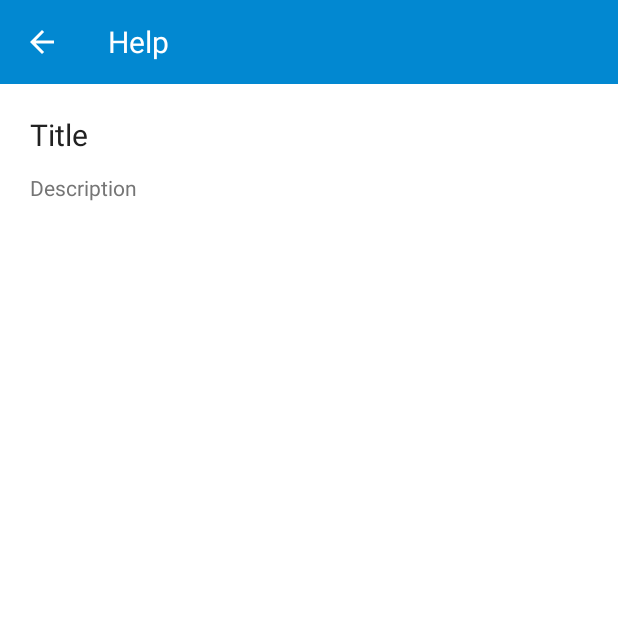
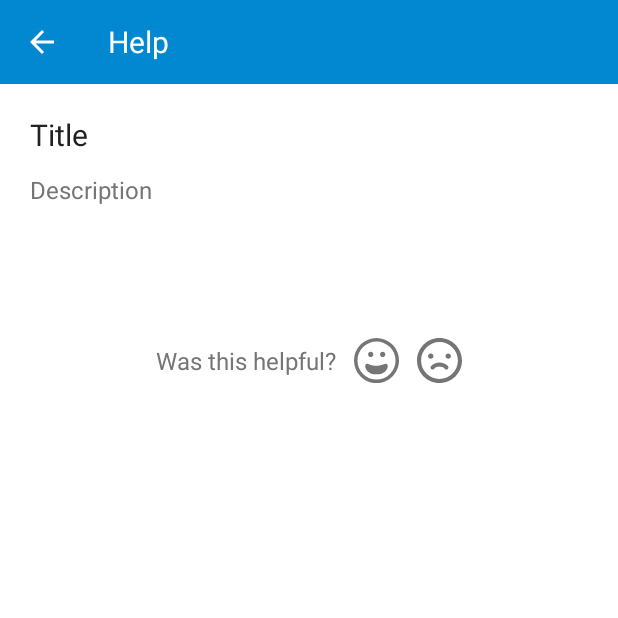
Before and after one commit to Sendyers/mara_help, an Android app: the ArticleView screen opened directly, with no data from a screen before it, on a phone screen of 412 x 824 dp, the top half of it. Run offline under Robolectric (Android 15) with nearby library versions, the phone set to English and light mode, and no system bars; network calls fail; 6 statements that could not run were skipped.

Commit message:
Forms and Feedback
Add forms and feedback

Signed-off-by: Ian Wambai <ianwambai@gmail.com>

```diff
--- a/app/src/main/java/com/sendyit/selfhelp/activities/ArticleView.java
+++ b/app/src/main/java/com/sendyit/selfhelp/activities/ArticleView.java
@@ -14,6 +14,8 @@ import android.text.method.LinkMovementMethod;
 import android.text.style.ClickableSpan;
 import android.view.MenuItem;
 import android.view.View;
+import android.widget.Button;
+import android.widget.EditText;
 import android.widget.LinearLayout;
 import android.widget.TextView;
 
@@ -26,8 +28,13 @@ import org.json.JSONObject;
 
 public class ArticleView extends AppCompatActivity {
 
-    private TextView tvTitle, tvDescription;
-    private LinearLayout llActions;
+    private static int RESPONSE_TYPE_NONE = 0;
+    private static int RESPONSE_TYPE_ACTION = 1;
+    private static int RESPONSE_TYPE_FORM = 2;
+
+    private TextView tvTitle, tvDescription, tvFormTitle, tvFormDescription;
+    private Button bSubmit;
+    private LinearLayout llActions, llForm;
 
     @Override
     protected void onCreate(@Nullable Bundle savedInstanceState) {
@@ -43,6 +50,10 @@ public class ArticleView extends AppCompatActivity {
         tvTitle = (TextView) findViewById(R.id.tvTitle);
         tvDescription = (TextView) findViewById(R.id.tvDescription);
         llActions = (LinearLayout) findViewById(R.id.llActions);
+        llForm = (LinearLayout) findViewById(R.id.llForm);
+        tvFormTitle = (TextView) findViewById(R.id.tvFormTitle);
+        tvFormDescription = (TextView) findViewById(R.id.tvFormDescription);
+        bSubmit = (Button) findViewById(R.id.bSubmit);
     }
 
     private void getData() {
@@ -61,6 +72,23 @@ public class ArticleView extends AppCompatActivity {
             tvDescription.setText(article.getString("description"));
 
             JSONArray actions = article.getJSONArray("actions");
+            JSONObject form = article.getJSONObject("form");
+            int responseType = article.getInt("responseType");
+
+            if (responseType == RESPONSE_TYPE_ACTION) {
+                processActions(actions);
+            } else if (responseType == RESPONSE_TYPE_FORM) {
+                processForm(form);
+            }
+        } catch (JSONException e) {
+            e.printStackTrace();
+        }
+    }
+
+    private void processActions(JSONArray actions) {
+        try {
+            llActions.setVisibility(View.VISIBLE);
+
             for (int i = 0; i < actions.length(); i++) {
                 final JSONObject action = actions.getJSONObject(i);
 
@@ -77,7 +105,7 @@ public class ArticleView extends AppCompatActivity {
                             Intent i = new Intent(Intent.ACTION_VIEW);
                             i.setData(Uri.parse(action.getString("actionUrl")));
                             startActivity(i);
-                        } catch (JSONException e) {
+                        } catch (Exception e) {
                             e.printStackTrace();
                         }
                     }
@@ -105,6 +133,37 @@ public class ArticleView extends AppCompatActivity {
         }
     }
 
+    private void processForm(JSONObject form) {
+        try {
+            llForm.setVisibility(View.VISIBLE);
+            bSubmit.setVisibility(View.VISIBLE);
+
+            String title = form.getString("formTitle");
+            String description = form.getString("formDescription");
+            String submitText = form.getString("submitText");
+
+            JSONArray fields = form.getJSONArray("fields");
+
+            for (int i = 0; i < fields.length(); i++) {
+                final JSONObject field = fields.getJSONObject(i);
+
+                EditText editText = new EditText(ArticleView.this);
+                editText.setId((int) System.currentTimeMillis());
+                editText.setHint(field.getString("fieldText"));
+                editText.setHintTextColor(ContextCompat.getColor(getApplicationContext(), R.color.colorSecondaryText));
+                editText.setTextColor(ContextCompat.getColor(getApplicationContext(), R.color.colorPrimaryText));
+                LinearLayout.LayoutParams layoutParams = new LinearLayout.LayoutParams(LinearLayout.LayoutParams.MATCH_PARENT, LinearLayout.LayoutParams.WRAP_CONTENT);
+                llForm.addView(editText, layoutParams);
+            }
+
+            tvFormTitle.setText(title);
+            tvFormDescription.setText(description);
+            bSubmit.setText(submitText);
+        } catch (JSONException e) {
+            e.printStackTrace();
+        }
+    }
+
     @Override
     public boolean onOptionsItemSelected(MenuItem item) {
         switch (item.getItemId()) {
--- /dev/null
+++ b/app/src/main/res/drawable/ic_no.xml
@@ -0,0 +1,7 @@
+<vector android:height="24dp" android:viewportHeight="330.0"
+    android:viewportWidth="330.0" android:width="24dp" xmlns:android="http://schemas.android.com/apk/res/android">
+    <path android:fillColor="#FF000000" android:pathData="M165,0C74,0 0,74 0,165s74,165 165,165c91,0 165,-74 165,-165S256,0 165,0zM165,300C90.6,300 30,239.4 30,165S90.6,30 165,30c74.4,0 135,60.6 135,135S239.4,300 165,300z"/>
+    <path android:fillColor="#FF000000" android:pathData="M165,179.8C165,179.8 165,179.8 165,179.8c-23.2,0 -45.1,9.1 -61.5,25.5c-5.9,5.9 -5.9,15.4 0,21.2c2.9,2.9 6.8,4.4 10.6,4.4s7.7,-1.5 10.6,-4.4c10.8,-10.8 25.1,-16.7 40.3,-16.7c15.2,0 29.5,5.9 40.3,16.7c5.9,5.9 15.4,5.9 21.2,0c5.9,-5.9 5.9,-15.4 0,-21.2C210.1,188.9 188.2,179.8 165,179.8z"/>
+    <path android:fillColor="#FF000000" android:pathData="M115.1,147.1c3.7,-3.7 5.9,-8.9 5.9,-14.1s-2.1,-10.4 -5.9,-14.1C111.4,115.1 106.3,113 101,113c-5.3,0 -10.4,2.1 -14.1,5.9C83.1,122.6 81,127.7 81,133s2.1,10.4 5.9,14.1c3.7,3.7 8.9,5.9 14.1,5.9C106.3,153 111.4,150.9 115.1,147.1z"/>
+    <path android:fillColor="#FF000000" android:pathData="M229,113c-5.3,0 -10.4,2.1 -14.1,5.9C211.1,122.6 209,127.7 209,133s2.1,10.4 5.9,14.1c3.7,3.7 8.9,5.9 14.1,5.9c5.3,0 10.4,-2.1 14.1,-5.9c3.7,-3.7 5.9,-8.9 5.9,-14.1s-2.1,-10.4 -5.9,-14.1C239.4,115.1 234.3,113 229,113z"/>
+</vector>
--- /dev/null
+++ b/app/src/main/res/drawable/ic_yes.xml
@@ -0,0 +1,4 @@
+<vector android:height="24dp" android:viewportHeight="106.059"
+    android:viewportWidth="106.059" android:width="24dp" xmlns:android="http://schemas.android.com/apk/res/android">
+    <path android:fillColor="#FF000000" android:pathData="M90.54,90.54c20.69,-20.68 20.68,-54.34 0,-75.02C69.86,-5.17 36.2,-5.17 15.52,15.51C-5.17,36.2 -5.17,69.86 15.52,90.55C36.2,111.23 69.86,111.23 90.54,90.54zM21.3,21.3C38.8,3.81 67.26,3.81 84.76,21.3c17.49,17.49 17.49,45.96 -0,63.46c-17.49,17.49 -45.96,17.5 -63.46,0C3.8,67.26 3.81,38.79 21.3,21.3zM27,69.86c0,0 -2.96,-11.44 6.7,-8.87c0,0 17.14,9.3 38.65,0c9.66,-2.56 6.7,8.87 6.7,8.87c-5.52,16.96 -26.03,15.58 -26.03,15.58S32.52,86.82 27,69.86zM33.24,38.67c0,-3.42 2.78,-6.2 6.2,-6.2c3.42,0 6.2,2.78 6.2,6.2c0,3.43 -2.78,6.2 -6.2,6.2C36.02,44.87 33.24,42.1 33.24,38.67zM61.36,38.67c0,-3.42 2.78,-6.2 6.2,-6.2c3.42,0 6.2,2.78 6.2,6.2c0,3.43 -2.78,6.2 -6.2,6.2S61.36,42.1 61.36,38.67z"/>
+</vector>
--- a/app/src/main/res/layout/article_view.xml
+++ b/app/src/main/res/layout/article_view.xml
@@ -58,7 +58,7 @@
                 android:layout_height="wrap_content"
                 android:text="Description"
                 android:textColor="@color/colorSecondaryText"
-                android:textSize="14sp" />
+                android:textSize="16sp" />
         </LinearLayout>
     </ScrollView>
 
@@ -70,5 +70,92 @@
         android:orientation="vertical"
         android:paddingBottom="20dp"
         android:paddingLeft="20dp"
-        android:paddingRight="20dp" />
+        android:paddingRight="20dp"
+        android:visibility="gone" />
+
+    <LinearLayout
+        android:id="@+id/llForm"
+        android:layout_width="match_parent"
+        android:layout_height="wrap_content"
+        android:layout_below="@id/llActions"
+        android:orientation="vertical"
+        android:paddingBottom="20dp"
+        android:paddingLeft="20dp"
+        android:paddingRight="20dp"
+        android:visibility="gone">
+
+        <TextView
+            android:id="@+id/tvFormTitle"
+            android:layout_width="wrap_content"
+            android:layout_height="wrap_content"
+            android:layout_marginBottom="8dp"
+            android:text="Title"
+            android:textColor="@color/colorPrimaryText"
+            android:textSize="16sp" />
+
+        <TextView
+            android:id="@+id/tvFormDescription"
+            android:layout_width="wrap_content"
+            android:layout_height="wrap_content"
+            android:layout_marginBottom="12dp"
+            android:text="Description"
+            android:textColor="@color/colorSecondaryText"
+            android:textSize="16sp" />
+
+        <LinearLayout
+            android:id="@+id/llFields"
+            android:layout_width="match_parent"
+            android:layout_height="wrap_content"
+            android:orientation="vertical" />
+    </LinearLayout>
+
+    <Button
+        android:id="@+id/bSubmit"
+        android:layout_width="wrap_content"
+        android:layout_height="wrap_content"
+        android:layout_alignParentRight="true"
+        android:layout_below="@id/llForm"
+        android:layout_marginBottom="4dp"
+        android:layout_marginLeft="4dp"
+        android:layout_marginRight="36dp"
+        android:layout_marginTop="4dp"
+        android:background="@color/colorPrimary"
+        android:text="Submit"
+        android:textColor="@color/colorWhite"
+        android:textSize="16sp"
+        android:visibility="gone" />
+
+    <LinearLayout
+        android:layout_width="wrap_content"
+        android:layout_height="wrap_content"
+        android:layout_below="@id/bSubmit"
+        android:layout_centerHorizontal="true"
+        android:layout_marginTop="48dp"
+        android:gravity="center"
+        android:orientation="horizontal"
+        android:padding="20dp">
+
+        <TextView
+            android:layout_width="wrap_content"
+            android:layout_height="wrap_content"
+            android:layout_marginRight="12dp"
+            android:text="Was this helpful?"
+            android:textColor="@color/colorSecondaryText"
+            android:textSize="16sp" />
+
+        <ImageView
+            android:id="@+id/ivYes"
+            android:layout_width="30dp"
+            android:layout_height="30dp"
+            android:layout_marginRight="12dp"
+            android:src="@drawable/ic_yes"
+            android:tint="@color/colorSecondaryText" />
+
+        <ImageView
+            android:id="@+id/ivNo"
+            android:layout_width="30dp"
+            android:layout_height="30dp"
+            android:src="@drawable/ic_no"
+            android:tint="@color/colorSecondaryText" />
+    </LinearLayout>
 </RelativeLayout>
--- a/app/src/main/res/values/styles.xml
+++ b/app/src/main/res/values/styles.xml
@@ -2,7 +2,9 @@
 
     <!-- Base application theme. -->
     <style name="AppTheme" parent="Theme.AppCompat.NoActionBar">
-
+        <item name="colorControlNormal">@color/colorWhite</item>
+        <item name="colorControlActivated">@color/colorPrimary</item>
+        <item name="colorControlHighlight">@color/colorPrimary</item>
     </style>
 
     <style name="toolBarStyle" parent="AppTheme">
```
